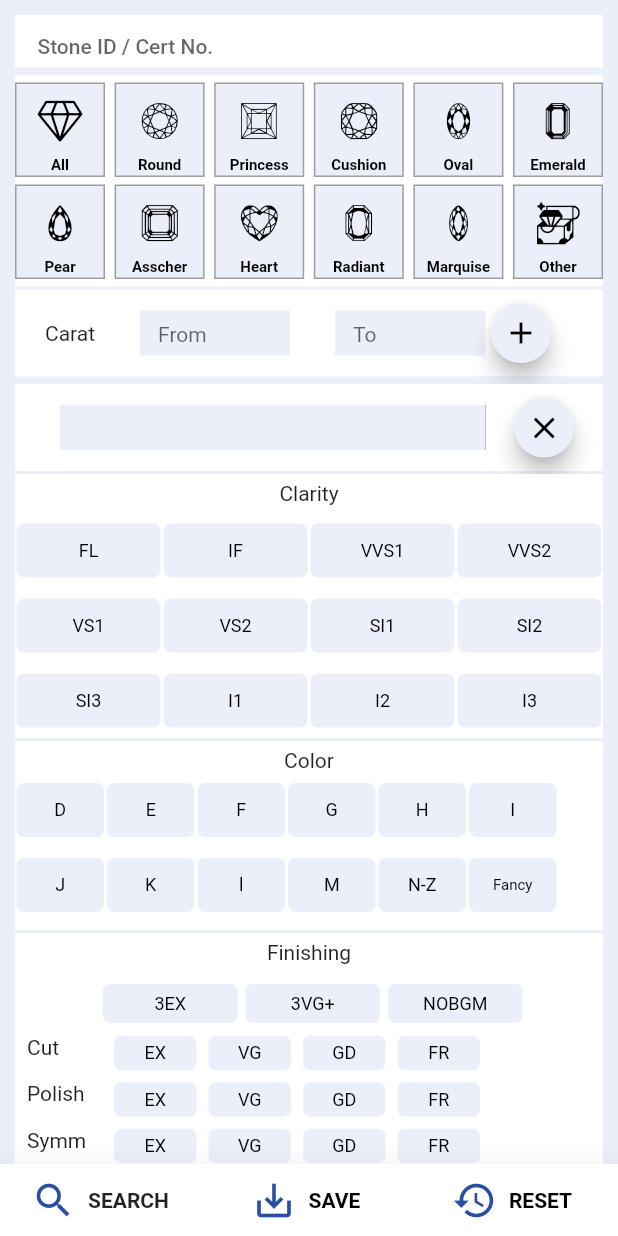
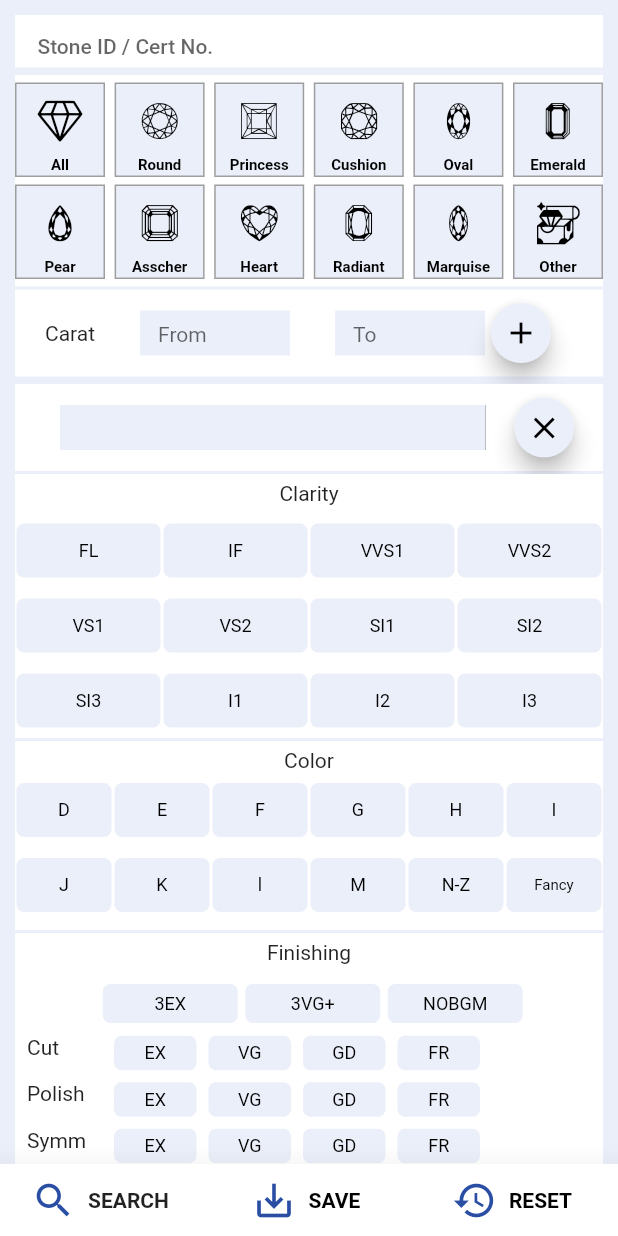
Before and after one commit to techexpertjc/ozone_diamonds_v2, a Flutter app: the StoneSearch screen opened directly, on a phone screen of 412 x 824 dp. Run offline on Flutter 3.47's test engine with Material 2 defaults, Android fonts, the phone set to English and light mode, and no system bars; drawn by our look-alikes of keyboard_actions; our stand-ins replace carousel_pro, connectivity, font_awesome_flutter, share, shared_preferences, video_player; missing offline and left inert: flutter_downloader, flutter_plugin_pdf_viewer, gradient_text, nice_button; accounts and stored records are empty.

Commit message:
bug fixes

```diff
--- a/lib/StoneSearch.dart
+++ b/lib/StoneSearch.dart
@@ -538,9 +538,11 @@ class _StoneSearchState extends State<StoneSearch>
         children: List.generate(element.length, (index) {
           int currIndex = initIndex;
           initIndex++;
-          return Container(
+          return Expanded(
+            flex: 1,
+            child: Container(
               padding: EdgeInsets.all(1),
-            width: (MediaQuery.of(context).size.width - 50) / 6,
+              // width: (MediaQuery.of(context).size.width - 50) / 6,
               child: RaisedButton(
                   elevation: 0.0,
                   shape: _shape,
@@ -568,10 +570,12 @@ class _StoneSearchState extends State<StoneSearch>
                         fontSize: element[index].length > 3
                             ? buttonFont - 2
                             : buttonFont,
-                      color:
-                          colourColor[currIndex] ? Colors.white : Colors.black,
+                        color: colourColor[currIndex]
+                            ? Colors.white
+                            : Colors.black,
                         fontWeight: buttonbold),
                   )),
+            ),
           );
         }),
       ));
--- a/lib/media_fullscreen.dart
+++ b/lib/media_fullscreen.dart
@@ -121,6 +121,7 @@ class _MyMediaViewerState extends State<MyMediaViewer> {
   @override
   Widget build(BuildContext context) {
     return Scaffold(
+      appBar: AppBar(),
       body: !pdfLoaded
           ? Center(
               child: CircularProgressIndicator(),
```
Lines whose indentation alone changed are shown as unchanged.
